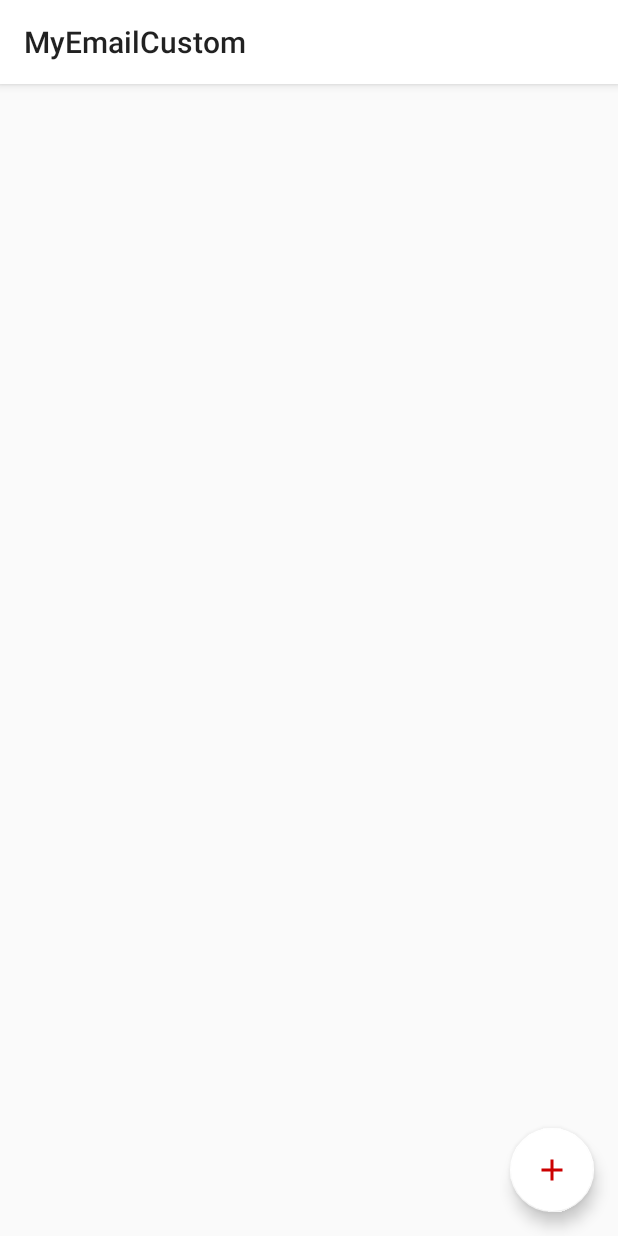
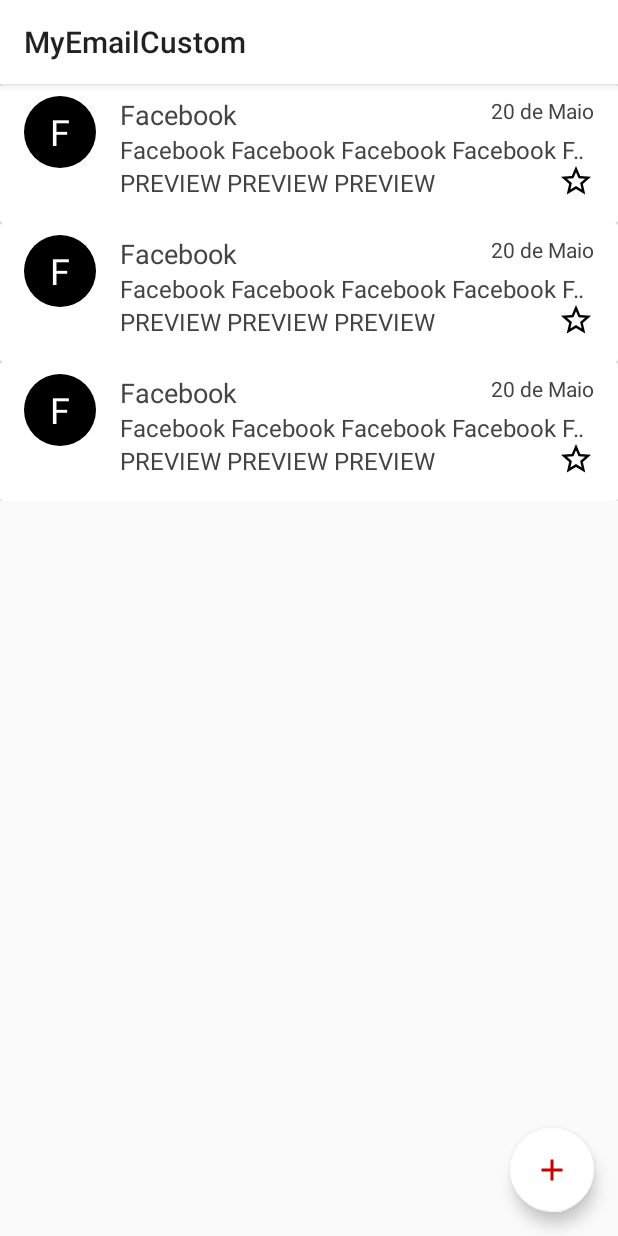
Before and after one commit to dannylo/myemailcustom, an Android app: the layout activity_main.xml on its own in the app's theme, with its tools: preview values and no code run, on a phone screen of 412 x 824 dp. Run offline under Robolectric (Android 15) with nearby library versions, the phone set to English and light mode, and no system bars.

Commit message:
lista de emails adicionada ao layout.

```diff
--- /dev/null
+++ b/app/src/main/res/drawable/card_view_bg.xml
@@ -0,0 +1,6 @@
+<?xml version="1.0" encoding="utf-8"?>
+
+<shape xmlns:android="http://schemas.android.com/apk/res/android">
+    <solid android:color="@android:color/white" />
+    <corners android:radius="32dp" />
+</shape>
--- /dev/null
+++ b/app/src/main/res/drawable/circle_bg.xml
@@ -0,0 +1,6 @@
+<?xml version="1.0" encoding="utf-8"?>
+
+<shape android:shape="oval" xmlns:android="http://schemas.android.com/apk/res/android">
+    <solid android:color="@android:color/black" />
+    <corners android:radius="48dp" />
+</shape>
--- /dev/null
+++ b/app/src/main/res/drawable/ic_star_border_black_24dp.xml
@@ -0,0 +1,9 @@
+<vector xmlns:android="http://schemas.android.com/apk/res/android"
+        android:width="24dp"
+        android:height="24dp"
+        android:viewportWidth="24.0"
+        android:viewportHeight="24.0">
+    <path
+        android:fillColor="#FF000000"
+        android:pathData="M22,9.24l-7.19,-0.62L12,2 9.19,8.63 2,9.24l5.46,4.73L5.82,21 12,17.27 18.18,21l-1.63,-7.03L22,9.24zM12,15.4l-3.76,2.27 1,-4.28 -3.32,-2.88 4.38,-0.38L12,6.1l1.71,4.04 4.38,0.38 -3.32,2.88 1,4.28L12,15.4z"/>
+</vector>
--- a/app/src/main/res/layout/email_item.xml
+++ b/app/src/main/res/layout/email_item.xml
@@ -1,9 +1,85 @@
 <?xml version="1.0" encoding="utf-8"?>
-<LinearLayout xmlns:android="http://schemas.android.com/apk/res/android"
-    android:orientation="vertical" android:layout_width="match_parent"
+<androidx.cardview.widget.CardView xmlns:android="http://schemas.android.com/apk/res/android"
+    android:layout_width="match_parent"
     android:layout_height="wrap_content"
+    android:background="@drawable/card_view_bg"
     xmlns:tools="http://schemas.android.com/tools"
     tools:showIn="@layout/activity_main">
 
+    <RelativeLayout
+        android:layout_width="match_parent"
+        android:layout_marginStart="16dp"
+        android:layout_marginTop="8dp"
+        android:layout_marginEnd="16dp"
+        android:layout_marginBottom="16dp"
+        android:layout_height="wrap_content">
 
-</LinearLayout>
+        <TextView
+            android:id="@+id/email_icon"
+            android:layout_width="48dp"
+            android:layout_height="48dp"
+            android:textSize="24sp"
+            android:textColor="@android:color/white"
+            android:background="@drawable/circle_bg"
+            android:gravity="center"
+            tools:text="F"/>
+
+        <TextView
+            android:id="@+id/user"
+            android:layout_width="match_parent"
+            android:layout_height="wrap_content"
+            android:textSize="18sp"
+            android:textColor="@color/darker_gray"
+            android:layout_marginStart="16dp"
+            android:layout_toEndOf="@id/email_icon"
+            android:layout_alignTop="@id/email_icon"
+            android:layout_toStartOf="@id/date"
+            tools:text="Facebook"/>
+
+        <TextView
+            android:id="@+id/subject"
+            android:layout_width="match_parent"
+            android:layout_height="wrap_content"
+            android:textSize="16sp"
+            android:textColor="@color/darker_gray"
+            android:singleLine="true"
+            android:layout_below="@id/user"
+            android:layout_alignStart="@id/user"
+            android:ellipsize="marquee"
+            tools:text="Facebook Facebook Facebook Facebook Facebook Facebook Facebook Facebook Facebook"/>
+
+
+        <TextView
+            android:id="@+id/preview"
+            android:layout_width="match_parent"
+            android:layout_height="wrap_content"
+            android:textSize="16sp"
+            android:textColor="@color/darker_gray"
+            android:singleLine="true"
+            android:layout_below="@id/subject"
+            android:layout_alignStart="@id/user"
+            android:ellipsize="marquee"
+            android:layout_marginEnd="24dp"
+            tools:text="PREVIEW PREVIEW PREVIEW "/>
+
+        <TextView
+            android:id="@+id/date"
+            android:layout_width="wrap_content"
+            android:layout_height="wrap_content"
+            android:textColor="@color/darker_gray"
+            android:singleLine="true"
+            android:ellipsize="marquee"
+            android:layout_alignParentTop="true"
+            android:layout_alignParentEnd="true"
+            tools:text="20 de Maio"/>
+
+        <ImageView
+            android:id="@+id/img_star"
+            android:layout_alignParentBottom="true"
+            android:layout_alignParentEnd="true"
+            android:layout_width="24dp"
+            android:src="@drawable/ic_star_border_black_24dp"
+            android:layout_height="24dp" />
+
+    </RelativeLayout>
+</androidx.cardview.widget.CardView>
--- a/app/src/main/res/values/colors.xml
+++ b/app/src/main/res/values/colors.xml
@@ -3,4 +3,5 @@
     <color name="colorPrimary">#008577</color>
     <color name="colorPrimaryDark">#00574B</color>
     <color name="colorAccent">#D81B60</color>
+    <color name="darker_gray">#FF444444</color>
 </resources>
```
